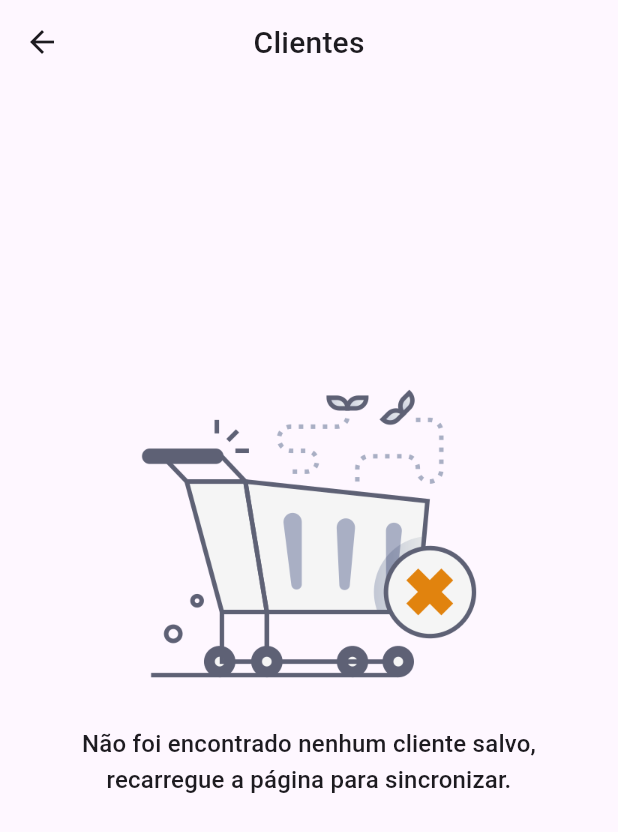
After one commit to jermelterzi/mob4pay_tech_challenge, a Flutter app: the CustomersPage screen opened by its route, on a phone screen of 412 x 824 dp. The commit adds this screen. Shown: the top 832 px of the screen. Run offline on Flutter 3.47's test engine with Material 3 defaults, Android fonts, the phone set to English and light mode, and no system bars; our stand-ins replace auto_route, dio, equatable, fluttertoast, get_it, result_dart and 2 more; accounts and stored records are empty; generated files the repository leaves out were written again; network calls fail.

Commit message:
M4P-0002 - feat: Implementing the customers list page

```diff
--- a/lib/src/config/router.dart
+++ b/lib/src/config/router.dart
@@ -1,4 +1,8 @@
 import 'package:auto_route/auto_route.dart';
+import 'package:flutter/foundation.dart';
+import 'package:mob4pay_tech_challenge/src/domain/customers/models/customer.dart';
+import 'package:mob4pay_tech_challenge/src/ui/customers/pages/customer_details_page.dart';
+import 'package:mob4pay_tech_challenge/src/ui/customers/pages/customers_page.dart';
 import 'package:mob4pay_tech_challenge/src/ui/splash/pages/splash_page.dart';
 
 part 'router.gr.dart';
@@ -8,5 +12,7 @@ class AppRouter extends RootStackRouter {
   @override
   List<AutoRoute> get routes => [
         AutoRoute(page: SplashRoute.page, initial: true),
+        AutoRoute(page: CustomersRoute.page),
+        AutoRoute(page: CustomerDetailsRoute.page)
       ];
 }
--- /dev/null
+++ b/lib/src/ui/customers/pages/customers_page.dart
@@ -0,0 +1,185 @@
+import 'package:auto_route/auto_route.dart';
+import 'package:flutter/material.dart';
+import 'package:mob4pay_tech_challenge/src/config/dependencies.dart';
+import 'package:mob4pay_tech_challenge/src/config/router.dart';
+import 'package:mob4pay_tech_challenge/src/ui/customers/viewmodels/customers_viewmodel.dart';
+import 'package:mob4pay_tech_challenge/src/ui/services/toast_service.dart';
+import 'package:provider/provider.dart';
+
+@RoutePage()
+class CustomersPage extends StatefulWidget {
+  const CustomersPage({super.key});
+
+  @override
+  State<CustomersPage> createState() => _CustomersPageState();
+}
+
+class _CustomersPageState extends State<CustomersPage> {
+  late final CustomersViewmodel _viewmodel;
+  late final ToastService _toastService;
+
+  @override
+  void initState() {
+    super.initState();
+
+    _toastService = getIt<ToastService>();
+    _viewmodel = getIt<CustomersViewmodel>();
+
+    _viewmodel.getCustomers();
+  }
+
+  @override
+  Widget build(BuildContext context) {
+    return ChangeNotifierProvider(
+      create: (context) => _viewmodel,
+      child: Scaffold(
+        appBar: AppBar(
+          centerTitle: true,
+          title: const Text(
+            'Clientes',
+            style: TextStyle(
+              fontWeight: FontWeight.w500,
+              fontSize: 20,
+              height: 6 / 5,
+              letterSpacing: .15,
+            ),
+          ),
+        ),
+        body: Padding(
+          padding: const EdgeInsets.all(16),
+          child: ListenableBuilder(
+            listenable: _viewmodel,
+            builder: (context, _) {
+              if (_viewmodel.isLoading) {
+                return const _CustomersLoading();
+              }
+
+              if (_viewmodel.hasError) {
+                _toastService.showErrorToast(
+                  message:
+                      'Houve um erro ao buscar os clientes salvos. Por favor, '
+                      'sincronize.',
+                );
+              }
+
+              final customers = _viewmodel.customers;
+
+              if (customers.isEmpty) {
+                return const _EmptyCustomersMessage();
+              }
+
+              return const _CustomersList();
+            },
+          ),
+        ),
+      ),
+    );
+  }
+}
+
+class _CustomersLoading extends StatelessWidget {
+  const _CustomersLoading();
+
+  @override
+  Widget build(BuildContext context) {
+    return const Center(child: CircularProgressIndicator());
+  }
+}
+
+class _EmptyCustomersMessage extends StatelessWidget {
+  const _EmptyCustomersMessage();
+
+  @override
+  Widget build(BuildContext context) {
+    return SizedBox.expand(
+      child: Padding(
+        padding: const EdgeInsets.only(bottom: 120),
+        child: Column(
+          mainAxisAlignment: MainAxisAlignment.center,
+          children: [
+            Image.asset('assets/empty_customers.png', height: 256, width: 256),
+            const Text(
+              'Não foi encontrado nenhum cliente salvo, recarregue a página para sincronizar.',
+              textAlign: TextAlign.center,
+              style: TextStyle(
+                fontWeight: FontWeight.w500,
+                fontSize: 16,
+                height: 6 / 4,
+                letterSpacing: .15,
+              ),
+            ),
+          ],
+        ),
+      ),
+    );
+  }
+}
+
+class _CustomersList extends StatefulWidget {
+  const _CustomersList();
+
+  @override
+  State<_CustomersList> createState() => _CustomersListState();
+}
+
+class _CustomersListState extends State<_CustomersList> {
+  late final AppRouter router;
+
+  @override
+  void initState() {
+    super.initState();
+
+    router = getIt<AppRouter>();
+  }
+
+  @override
+  Widget build(BuildContext context) {
+    final customersViewmodel = context.read<CustomersViewmodel>();
+    final customers = customersViewmodel.customers;
+
+    return ListView.builder(
+      itemCount: customers.length,
+      itemBuilder: (context, index) {
+        final customer = customers[index];
+
+        return Card(
+          key: Key('CustomerCard${customer.id}'),
+          elevation: 3,
+          child: ListTile(
+            onTap: () => router.push(CustomerDetailsRoute(customer: customer)),
+            leading: CircleAvatar(
+              child: Text(
+                customer.id.toString(),
+                style: const TextStyle(
+                  fontWeight: FontWeight.w500,
+                  fontSize: 16,
+                  height: 6 / 4,
+                  letterSpacing: .15,
+                ),
+              ),
+            ),
+            title: Text(
+              customer.name,
+              style: const TextStyle(
+                fontWeight: FontWeight.w500,
+                fontSize: 14,
+                height: 24 / 14,
+                letterSpacing: .15,
+              ),
+            ),
+            subtitle: Text(
+              'Estado: ${customer.state}',
+              style: const TextStyle(
+                fontWeight: FontWeight.w400,
+                fontSize: 12,
+                height: 4 / 3,
+                letterSpacing: .4,
+              ),
+            ),
+            trailing: const Icon(Icons.chevron_right),
+          ),
+        );
+      },
+    );
+  }
+}
```
Also changed, not shown: assets/empty_customers.png (added), lib/src/config/router.gr.dart, 2 other files.
